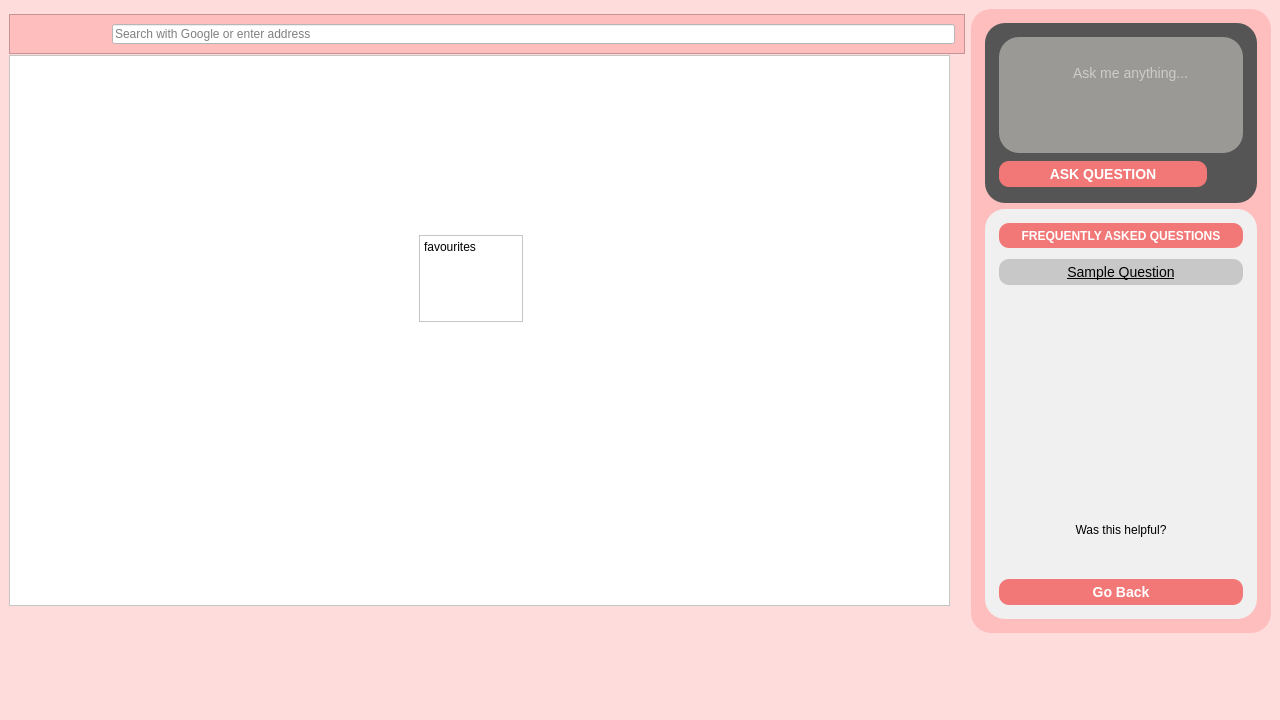
AlexShem247/wise-browse, file assets/UI/MainPage.ui: the form before one commit.
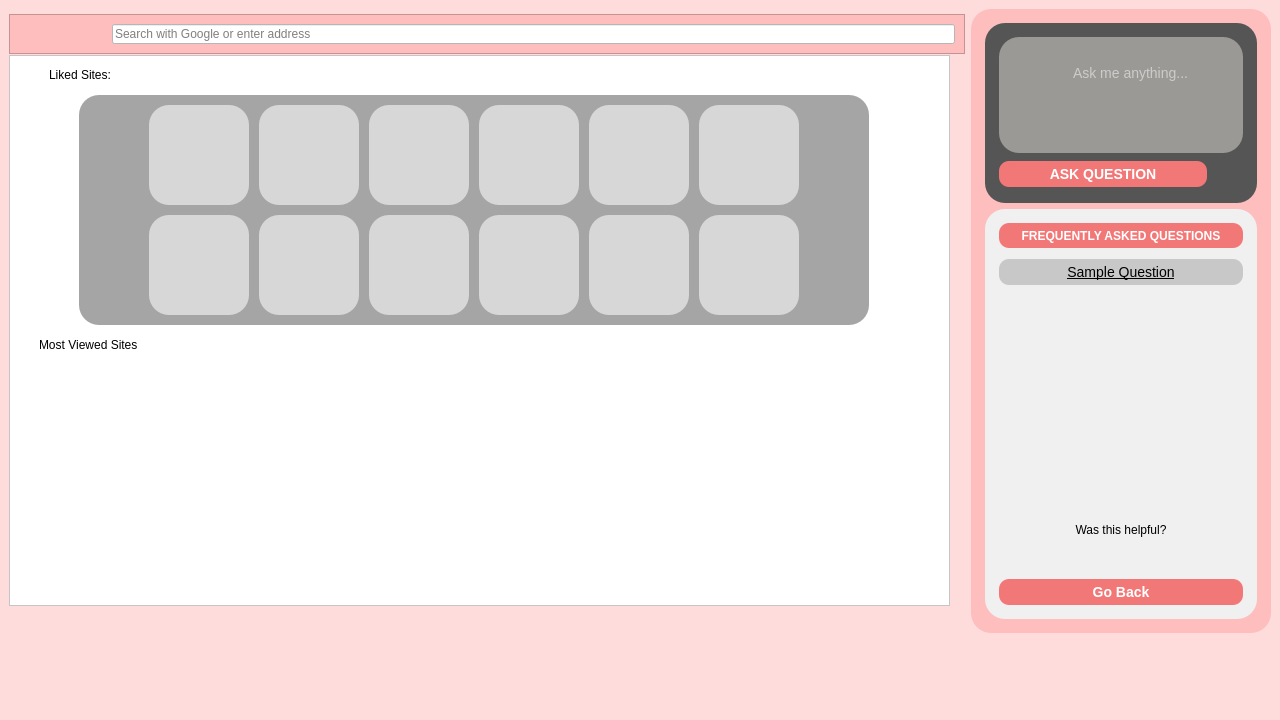
The form after the commit. The open tabs and pages were chosen to show the change.

Commit message: [as4322] Favourites.py: can load and goto favourites

```diff
--- a/assets/UI/MainPage.ui
+++ b/assets/UI/MainPage.ui
@@ -376,24 +376,386 @@
                   <property name="frameShadow">
                    <enum>QFrame::Raised</enum>
                   </property>
-                  <widget class="QTextEdit" name="textEdit_2">
+                  <widget class="QFrame" name="likedSites">
                    <property name="geometry">
                     <rect>
-                     <x>410</x>
-                     <y>180</y>
-                     <width>104</width>
-                     <height>87</height>
+                     <x>70</x>
+                     <y>40</y>
+                     <width>790</width>
+                     <height>230</height>
                     </rect>
                    </property>
-                   <property name="html">
-                    <string>&lt;!DOCTYPE HTML PUBLIC &quot;-//W3C//DTD HTML 4.0//EN&quot; &quot;http://www.w3.org/TR/REC-html40/strict.dtd&quot;&gt;
-&lt;html&gt;&lt;head&gt;&lt;meta name=&quot;qrichtext&quot; content=&quot;1&quot; /&gt;&lt;meta charset=&quot;utf-8&quot; /&gt;&lt;style type=&quot;text/css&quot;&gt;
-p, li { white-space: pre-wrap; }
-hr { height: 1px; border-width: 0; }
-li.unchecked::marker { content: &quot;\2610&quot;; }
-li.checked::marker { content: &quot;\2612&quot;; }
-&lt;/style&gt;&lt;/head&gt;&lt;body style=&quot; font-family:'Segoe UI'; font-size:9pt; font-weight:400; font-style:normal;&quot;&gt;
-&lt;p style=&quot; margin-top:0px; margin-bottom:0px; margin-left:0px; margin-right:0px; -qt-block-indent:0; text-indent:0px;&quot;&gt;favourites&lt;/p&gt;&lt;/body&gt;&lt;/html&gt;</string>
+                   <property name="styleSheet">
+                    <string notr="true">background-color: rgb(165, 165, 165);
+border-radius: 20px; </string>
+                   </property>
+                   <property name="frameShape">
+                    <enum>QFrame::StyledPanel</enum>
+                   </property>
+                   <property name="frameShadow">
+                    <enum>QFrame::Raised</enum>
+                   </property>
+                   <widget class="QPushButton" name="liked1">
+                    <property name="geometry">
+                     <rect>
+                      <x>70</x>
+                      <y>10</y>
+                      <width>100</width>
+                      <height>100</height>
+                     </rect>
+                    </property>
+                    <property name="styleSheet">
+                     <string notr="true">QPushButton {
+    border: solid;
+    border-radius: 20px; 
+    background-color: rgb(215, 215, 215);
+}
+
+QPushButton::icon {
+    padding: 10px; 
+}
+
+QPushButton:hover {
+    background-color: rgb(154, 153, 150);
+}</string>
+                    </property>
+                    <property name="text">
+                     <string/>
+                    </property>
+                   </widget>
+                   <widget class="QPushButton" name="liked2">
+                    <property name="geometry">
+                     <rect>
+                      <x>70</x>
+                      <y>120</y>
+                      <width>100</width>
+                      <height>100</height>
+                     </rect>
+                    </property>
+                    <property name="styleSheet">
+                     <string notr="true">QPushButton {
+    border: solid;
+    border-radius: 20px; 
+    background-color: rgb(215, 215, 215);
+}
+
+QPushButton::icon {
+    padding: 10px; 
+}
+
+QPushButton:hover {
+    background-color: rgb(154, 153, 150);
+}</string>
+                    </property>
+                    <property name="text">
+                     <string/>
+                    </property>
+                   </widget>
+                   <widget class="QPushButton" name="liked3">
+                    <property name="geometry">
+                     <rect>
+                      <x>180</x>
+                      <y>10</y>
+                      <width>100</width>
+                      <height>100</height>
+                     </rect>
+                    </property>
+                    <property name="styleSheet">
+                     <string notr="true">QPushButton {
+    border: solid;
+    border-radius: 20px; 
+    background-color: rgb(215, 215, 215);
+}
+
+QPushButton::icon {
+    padding: 10px; 
+}
+
+QPushButton:hover {
+    background-color: rgb(154, 153, 150);
+}</string>
+                    </property>
+                    <property name="text">
+                     <string/>
+                    </property>
+                   </widget>
+                   <widget class="QPushButton" name="liked4">
+                    <property name="geometry">
+                     <rect>
+                      <x>180</x>
+                      <y>120</y>
+                      <width>100</width>
+                      <height>100</height>
+                     </rect>
+                    </property>
+                    <property name="styleSheet">
+                     <string notr="true">QPushButton {
+    border: solid;
+    border-radius: 20px; 
+    background-color: rgb(215, 215, 215);
+}
+
+QPushButton::icon {
+    padding: 10px; 
+}
+
+QPushButton:hover {
+    background-color: rgb(154, 153, 150);
+}</string>
+                    </property>
+                    <property name="text">
+                     <string/>
+                    </property>
+                   </widget>
+                   <widget class="QPushButton" name="liked5">
+                    <property name="geometry">
+                     <rect>
+                      <x>290</x>
+                      <y>10</y>
+                      <width>100</width>
+                      <height>100</height>
+                     </rect>
+                    </property>
+                    <property name="styleSheet">
+                     <string notr="true">QPushButton {
+    border: solid;
+    border-radius: 20px; 
+    background-color: rgb(215, 215, 215);
+}
+
+QPushButton::icon {
+    padding: 10px; 
+}
+
+QPushButton:hover {
+    background-color: rgb(154, 153, 150);
+}</string>
+                    </property>
+                    <property name="text">
+                     <string/>
+                    </property>
+                   </widget>
+                   <widget class="QPushButton" name="liked6">
+                    <property name="geometry">
+                     <rect>
+                      <x>290</x>
+                      <y>120</y>
+                      <width>100</width>
+                      <height>100</height>
+                     </rect>
+                    </property>
+                    <property name="styleSheet">
+                     <string notr="true">QPushButton {
+    border: solid;
+    border-radius: 20px; 
+    background-color: rgb(215, 215, 215);
+}
+
+QPushButton::icon {
+    padding: 10px; 
+}
+
+QPushButton:hover {
+    background-color: rgb(154, 153, 150);
+}</string>
+                    </property>
+                    <property name="text">
+                     <string/>
+                    </property>
+                   </widget>
+                   <widget class="QPushButton" name="liked7">
+                    <property name="geometry">
+                     <rect>
+                      <x>400</x>
+                      <y>10</y>
+                      <width>100</width>
+                      <height>100</height>
+                     </rect>
+                    </property>
+                    <property name="styleSheet">
+                     <string notr="true">QPushButton {
+    border: solid;
+    border-radius: 20px; 
+    background-color: rgb(215, 215, 215);
+}
+
+QPushButton::icon {
+    padding: 10px; 
+}
+
+QPushButton:hover {
+    background-color: rgb(154, 153, 150);
+}</string>
+                    </property>
+                    <property name="text">
+                     <string/>
+                    </property>
+                   </widget>
+                   <widget class="QPushButton" name="liked8">
+                    <property name="geometry">
+                     <rect>
+                      <x>400</x>
+                      <y>120</y>
+                      <width>100</width>
+                      <height>100</height>
+                     </rect>
+                    </property>
+                    <property name="styleSheet">
+                     <string notr="true">QPushButton {
+    border: solid;
+    border-radius: 20px; 
+    background-color: rgb(215, 215, 215);
+}
+
+QPushButton::icon {
+    padding: 10px; 
+}
+
+QPushButton:hover {
+    background-color: rgb(154, 153, 150);
+}</string>
+                    </property>
+                    <property name="text">
+                     <string/>
+                    </property>
+                   </widget>
+                   <widget class="QPushButton" name="liked9">
+                    <property name="geometry">
+                     <rect>
+                      <x>510</x>
+                      <y>10</y>
+                      <width>100</width>
+                      <height>100</height>
+                     </rect>
+                    </property>
+                    <property name="styleSheet">
+                     <string notr="true">QPushButton {
+    border: solid;
+    border-radius: 20px; 
+    background-color: rgb(215, 215, 215);
+}
+
+QPushButton::icon {
+    padding: 10px; 
+}
+
+QPushButton:hover {
+    background-color: rgb(154, 153, 150);
+}</string>
+                    </property>
+                    <property name="text">
+                     <string/>
+                    </property>
+                   </widget>
+                   <widget class="QPushButton" name="liked10">
+                    <property name="geometry">
+                     <rect>
+                      <x>510</x>
+                      <y>120</y>
+                      <width>100</width>
+                      <height>100</height>
+                     </rect>
+                    </property>
+                    <property name="styleSheet">
+                     <string notr="true">QPushButton {
+    border: solid;
+    border-radius: 20px; 
+    background-color: rgb(215, 215, 215);
+}
+
+QPushButton::icon {
+    padding: 10px; 
+}
+
+QPushButton:hover {
+    background-color: rgb(154, 153, 150);
+}</string>
+                    </property>
+                    <property name="text">
+                     <string/>
+                    </property>
+                   </widget>
+                   <widget class="QPushButton" name="liked11">
+                    <property name="geometry">
+                     <rect>
+                      <x>620</x>
+                      <y>10</y>
+                      <width>100</width>
+                      <height>100</height>
+                     </rect>
+                    </property>
+                    <property name="styleSheet">
+                     <string notr="true">QPushButton {
+    border: solid;
+    border-radius: 20px; 
+    background-color: rgb(215, 215, 215);
+}
+
+QPushButton::icon {
+    padding: 10px; 
+}
+
+QPushButton:hover {
+    background-color: rgb(154, 153, 150);
+}</string>
+                    </property>
+                    <property name="text">
+                     <string/>
+                    </property>
+                   </widget>
+                   <widget class="QPushButton" name="liked12">
+                    <property name="geometry">
+                     <rect>
+                      <x>620</x>
+                      <y>120</y>
+                      <width>100</width>
+                      <height>100</height>
+                     </rect>
+                    </property>
+                    <property name="styleSheet">
+                     <string notr="true">QPushButton {
+    border: solid;
+    border-radius: 20px; 
+    background-color: rgb(215, 215, 215);
+}
+
+QPushButton::icon {
+    padding: 10px; 
+}
+
+QPushButton:hover {
+    background-color: rgb(154, 153, 150);
+}</string>
+                    </property>
+                    <property name="text">
+                     <string/>
+                    </property>
+                   </widget>
+                  </widget>
+                  <widget class="QLabel" name="label">
+                   <property name="geometry">
+                    <rect>
+                     <x>40</x>
+                     <y>10</y>
+                     <width>91</width>
+                     <height>20</height>
+                    </rect>
+                   </property>
+                   <property name="text">
+                    <string>Liked Sites:</string>
+                   </property>
+                  </widget>
+                  <widget class="QLabel" name="label_2">
+                   <property name="geometry">
+                    <rect>
+                     <x>30</x>
+                     <y>280</y>
+                     <width>141</width>
+                     <height>20</height>
+                    </rect>
+                   </property>
+                   <property name="text">
+                    <string>Most Viewed Sites</string>
                    </property>
                   </widget>
                  </widget>
```
The commit also changes 2 other files.
